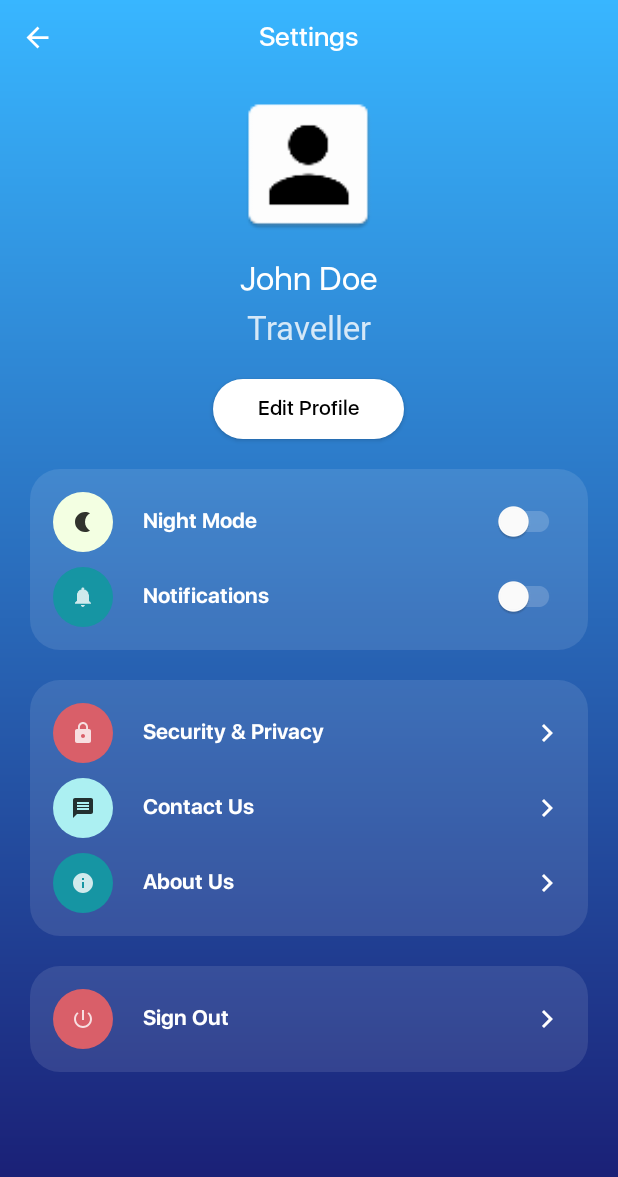
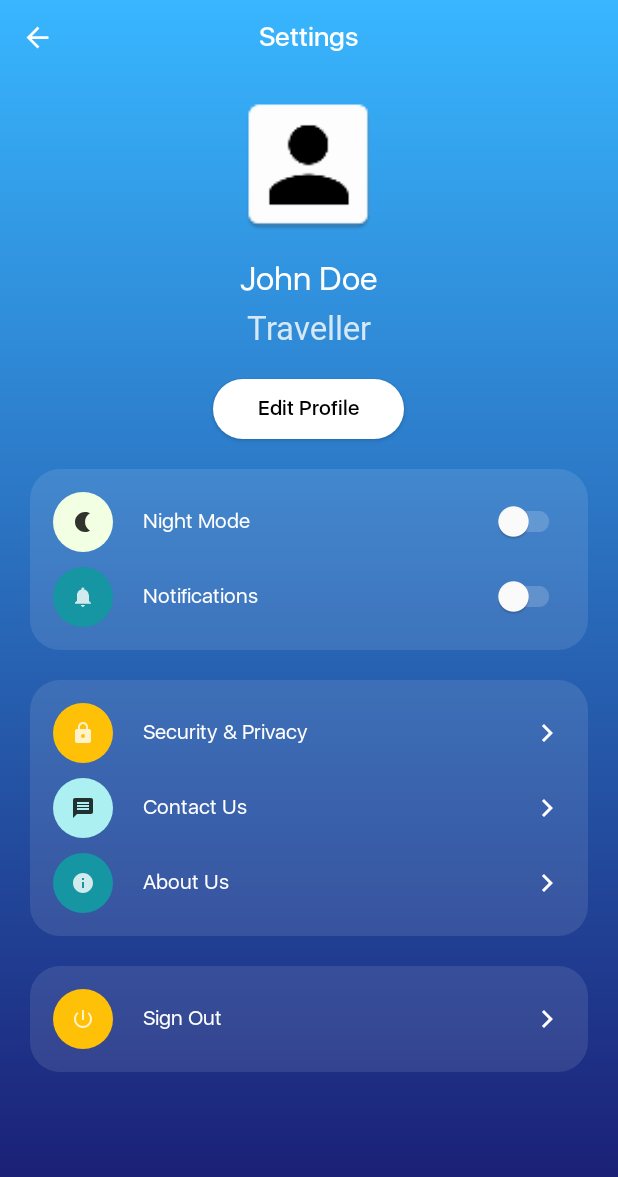
Before and after one commit to igotjulius/Visuals, an Android app: the Settings screen opened directly, with no data from a screen before it, on a phone screen of 412 x 824 dp. Shown: the top 1177 px of the screen. Run offline under Robolectric (Android 15) with nearby library versions, the light colour scheme and no system bars.

Commit message:
login(final), setting(need finishing touches)

```diff
--- a/app/src/main/res/drawable/round_back_security.xml
+++ b/app/src/main/res/drawable/round_back_security.xml
@@ -2,6 +2,6 @@
 <shape xmlns:android="http://schemas.android.com/apk/res/android"
     android:shape="rectangle">
 
-    <solid android:color="@color/security"/>
+    <solid android:color="@color/yellow"/>
     <corners android:radius="100dp"/>
 </shape>
--- a/app/src/main/res/layout/activity_settings.xml
+++ b/app/src/main/res/layout/activity_settings.xml
@@ -106,7 +106,7 @@
                         android:layout_marginStart="20dp"
                         android:layout_toEndOf="@+id/nightModeIcon"
                         android:text="Night Mode"
-                        android:fontFamily="@font/sf_bold"
+                        android:fontFamily="@font/sf_regular"
                         android:textColor="#FFFFFF" />
 
                     <androidx.appcompat.widget.SwitchCompat
@@ -140,7 +140,7 @@
                         android:layout_toEndOf="@+id/notificationsIcon"
                         android:text="Notifications"
                         android:textColor="#FFFFFF"
-                        android:fontFamily="@font/sf_bold"/>
+                        android:fontFamily="@font/sf_regular"/>
 
                     <androidx.appcompat.widget.SwitchCompat
                         android:layout_width="wrap_content"
@@ -184,7 +184,7 @@
                         android:layout_toEndOf="@+id/securityIcon"
                         android:text="Security &amp; Privacy"
                         android:textColor="#FFFFFF"
-                        android:fontFamily="@font/sf_bold"/>
+                        android:fontFamily="@font/sf_regular"/>
 
                     <ImageView
                         android:layout_width="wrap_content"
@@ -217,7 +217,7 @@
                         android:layout_toEndOf="@+id/messageIcon"
                         android:text="Contact Us"
                         android:textColor="#FFFFFF"
-                        android:fontFamily="@font/sf_bold"/>
+                        android:fontFamily="@font/sf_regular"/>
 
                     <ImageView
                         android:layout_width="wrap_content"
@@ -250,7 +250,7 @@
                         android:layout_toEndOf="@+id/aboutUsIcon"
                         android:text="About Us"
                         android:textColor="#FFFFFF"
-                        android:fontFamily="@font/sf_bold"/>
+                        android:fontFamily="@font/sf_regular"/>
 
                     <ImageView
                         android:layout_width="wrap_content"
@@ -293,7 +293,7 @@
                         android:layout_toEndOf="@+id/signOutIcon"
                         android:text="Sign Out"
                         android:textColor="#FFFFFF"
-                        android:fontFamily="@font/sf_bold"/>
+                        android:fontFamily="@font/sf_regular"/>
 
                     <ImageView
                         android:layout_width="wrap_content"
```
Also changed, not shown: app/src/main/res/layout/activity_login1.xml (+6 -5 lines), app/src/main/res/layout/activity_splash.xml (+6 -5 lines).
